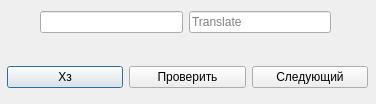
Pro100DeSkree/TranslateUI.py, file Translate/ASKWin.ui: the form before one commit.
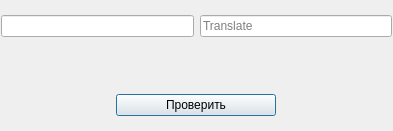
The form after the commit.

Commit message: - Небольшие изменения ASK интерфейса - Теперь слова автоматически меняються после ввода перевода

Patch:
```diff
--- a/Translate/ASKWin.ui
+++ b/Translate/ASKWin.ui
@@ -6,8 +6,8 @@
    <rect>
     <x>0</x>
     <y>0</y>
-    <width>376</width>
-    <height>104</height>
+    <width>393</width>
+    <height>131</height>
    </rect>
   </property>
   <property name="windowTitle">
@@ -16,13 +16,71 @@
   <widget class="QWidget" name="horizontalLayoutWidget">
    <property name="geometry">
     <rect>
-     <x>40</x>
-     <y>2</y>
-     <width>291</width>
-     <height>41</height>
+     <x>1</x>
+     <y>5</y>
+     <width>391</width>
+     <height>121</height>
     </rect>
    </property>
+   <layout class="QGridLayout" name="gridLayout">
+    <item row="1" column="0">
+     <spacer name="horizontalSpacer">
+      <property name="orientation">
+       <enum>Qt::Horizontal</enum>
+      </property>
+      <property name="sizeHint" stdset="0">
+       <size>
+        <width>40</width>
+        <height>20</height>
+       </size>
+      </property>
+     </spacer>
+    </item>
+    <item row="1" column="1">
+     <widget class="QLabel" name="lb_indicator">
+      <property name="maximumSize">
+       <size>
+        <width>16777215</width>
+        <height>25</height>
+       </size>
+      </property>
+      <property name="font">
+       <font>
+        <pointsize>15</pointsize>
+        <weight>75</weight>
+        <italic>false</italic>
+        <bold>true</bold>
+       </font>
+      </property>
+      <property name="text">
+       <string/>
+      </property>
+     </widget>
+    </item>
+    <item row="1" column="2">
+     <spacer name="horizontalSpacer_2">
+      <property name="orientation">
+       <enum>Qt::Horizontal</enum>
+      </property>
+      <property name="sizeHint" stdset="0">
+       <size>
+        <width>40</width>
+        <height>20</height>
+       </size>
+      </property>
+     </spacer>
+    </item>
+    <item row="0" column="0" colspan="3">
    <layout class="QHBoxLayout" name="all_line_word">
+      <property name="spacing">
+       <number>6</number>
+      </property>
+      <property name="sizeConstraint">
+       <enum>QLayout::SetMinimumSize</enum>
+      </property>
+      <property name="topMargin">
+       <number>0</number>
+      </property>
     <item>
      <widget class="QLineEdit" name="line_ask_word">
       <property name="readOnly">
@@ -38,37 +96,23 @@
      </widget>
     </item>
    </layout>
-  </widget>
-  <widget class="QWidget" name="horizontalLayoutWidget_2">
-   <property name="geometry">
-    <rect>
-     <x>7</x>
-     <y>57</y>
-     <width>361</width>
-     <height>41</height>
-    </rect>
-   </property>
+    </item>
+    <item row="2" column="0" colspan="3">
    <layout class="QHBoxLayout" name="AllButton">
-    <item>
-     <widget class="QPushButton" name="pb_cancellation">
-      <property name="text">
-       <string>Хз</string>
-      </property>
-     </widget>
-    </item>
     <item>
      <widget class="QPushButton" name="pb_verify">
+        <property name="maximumSize">
+         <size>
+          <width>160</width>
+          <height>16777215</height>
+         </size>
+        </property>
       <property name="text">
        <string>Проверить</string>
       </property>
      </widget>
     </item>
-    <item>
-     <widget class="QPushButton" name="pb_next_words">
-      <property name="text">
-       <string>Следующий</string>
-      </property>
-     </widget>
+     </layout>
     </item>
    </layout>
   </widget>
```
Left out of the diff: 2 changed lines with no effect on the pictures. Lines whose indentation alone changed are shown as unchanged. The commit also changes 2 other files.
